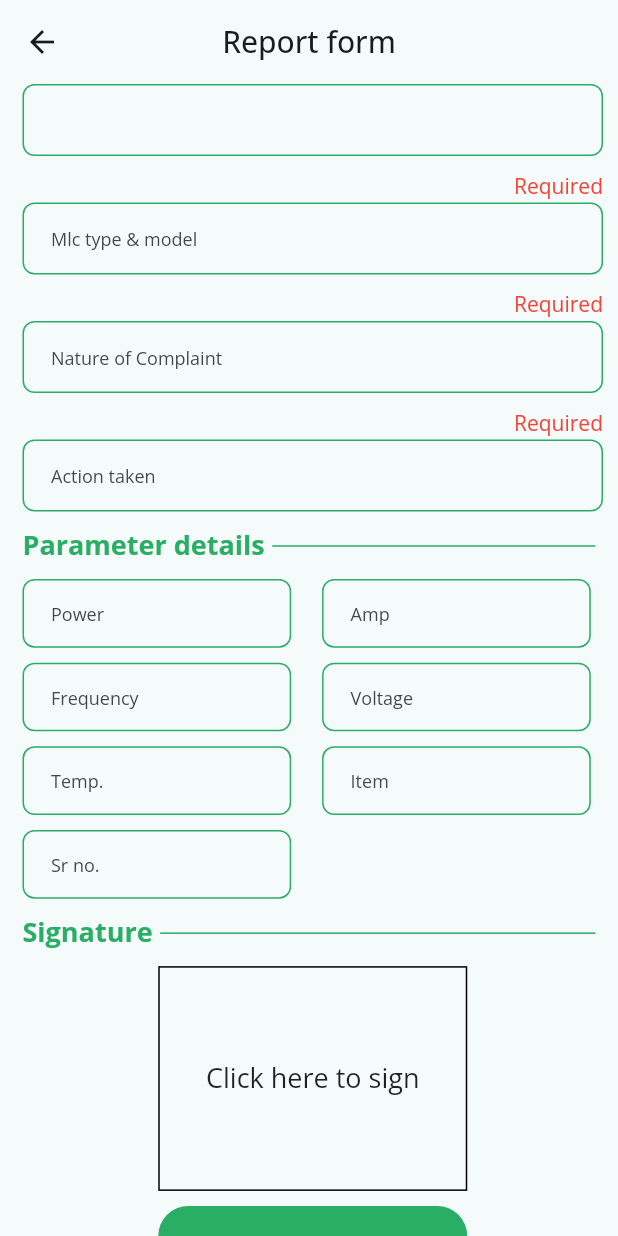
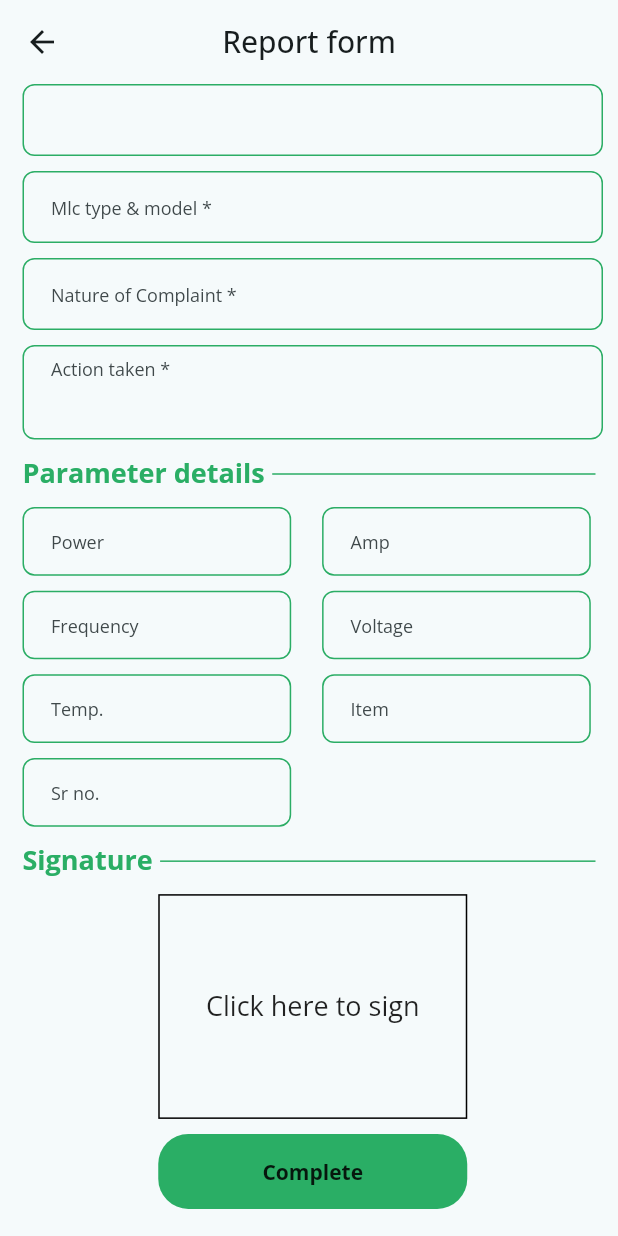
Before and after one commit to umangk007/ticket_resolver_system, a Flutter app: the ReportFormScreen screen opened directly with empty values, on a phone screen of 412 x 824 dp. Run offline on Flutter 3.47's test engine with Material 2 defaults, Android fonts, the phone set to English and light mode, and no system bars; our stand-ins replace google_fonts, permission_handler, shared_preferences, signature, upgrader; accounts and stored records are empty.

```diff
--- a/lib/screens/report_form_screen.dart
+++ b/lib/screens/report_form_screen.dart
@@ -74,9 +74,9 @@ class _ReportFormScreenState extends State<ReportFormScreen> {
                   crossAxisAlignment: CrossAxisAlignment.start,
                   children: [
                     CommenTextfield(controller: pN, field: false),
-                    const RequiredField(),
+                    const SizedBox(height: 10,),
                     CommenTextfield(
-                      hintText: "Mlc type & model",
+                      hintText: "Mlc type & model *",
                       validate: (value) {
                         if (value!.isEmpty) {
                           return "";
@@ -86,9 +86,9 @@ class _ReportFormScreenState extends State<ReportFormScreen> {
                       },
                       controller: mlcController,
                     ),
-                    const RequiredField(),
+                    const SizedBox(height: 10,),
                     CommenTextfield(
-                      hintText: "Nature of Complaint",
+                      hintText: "Nature of Complaint *",
                       validate: (value) {
                         if (value!.isEmpty) {
                           return "";
@@ -98,9 +98,12 @@ class _ReportFormScreenState extends State<ReportFormScreen> {
                       },
                       controller: complaintController,
                     ),
-                    const RequiredField(),
+                    const SizedBox(height: 10,),
                     CommenTextfield(
-                      hintText: "Action taken",
+                      hintText: "Action taken *",
+                      textInputType: TextInputType.multiline,
+                      minLine: 3,
+                      maxLine: 5,
                       validate: (value) {
                         if (value!.isEmpty) {
                           return "";
--- a/lib/widgets/constant.dart
+++ b/lib/widgets/constant.dart
@@ -86,17 +86,22 @@ class DiscriptiveText extends StatelessWidget {
 class CommenTextfield extends StatefulWidget {
   String? hintText;
   bool? field;
-  bool? isInt;
+  TextInputType? textInputType;
+  int? minLine;
+  int? maxLine;
   String? Function(String?)? validate;
   TextEditingController controller;
 
-  CommenTextfield(
-      {super.key,
-      this.hintText,
-      required this.controller,
-      this.field,
-      this.isInt = false,
-      this.validate});
+  CommenTextfield({
+    super.key,
+    this.hintText,
+    this.field,
+    this.textInputType,
+    this.minLine,
+    this.maxLine,
+    this.validate,
+    required this.controller,
+  });
 
   @override
   State<CommenTextfield> createState() => _CommenTextfieldState();
@@ -136,18 +141,15 @@ class _CommenTextfieldState extends State<CommenTextfield> {
     return TextFormField(
       controller: widget.controller,
       enabled: widget.field,
-      keyboardType: widget.isInt!
-          ? const TextInputType.numberWithOptions(
-              decimal: false,
-            )
-          : null,
+      keyboardType: widget.textInputType,
+      minLines: widget.minLine,
+      maxLines: widget.maxLine,
       style: const TextStyle(
         fontSize: 12,
       ),
       decoration: InputDecoration(
         focusColor: green,
-        contentPadding:
-        const EdgeInsets.only(top: 15, left: 15),
+        contentPadding: const EdgeInsets.only(top: 15, left: 15),
         enabledBorder: OutlineInputBorder(
             borderSide: const BorderSide(color: green),
             borderRadius: BorderRadius.circular(8)),
@@ -215,8 +217,7 @@ class _CommenSmallTextfieldState extends State<CommenSmallTextfield> {
         ),
         decoration: InputDecoration(
           focusColor: green,
-          contentPadding:
-          const EdgeInsets.only(top: 15, left: 15),
+          contentPadding: const EdgeInsets.only(top: 15, left: 15),
           enabledBorder: OutlineInputBorder(
               borderSide: const BorderSide(color: green),
               borderRadius: BorderRadius.circular(8)),
@@ -318,21 +319,6 @@ class CommenButton extends StatelessWidget {
   }
 }
 
-class RequiredField extends StatelessWidget {
-  const RequiredField({
-    super.key,
-  });
-
-  @override
-  Widget build(BuildContext context) {
-    return Container(
-      margin: const EdgeInsets.only(top: 10, bottom: 2),
-      alignment: Alignment.centerRight,
-      child: const Text("Required", style: TextStyle(color: Colors.red)),
-    );
-  }
-}
-
 class LoadingPage extends StatelessWidget {
   @override
   Widget build(BuildContext context) {
```
Also changed, not shown: lib/models/ticket_model.dart (+26 -14 lines), lib/screens/homepage_screen.dart (+53 -16 lines).
